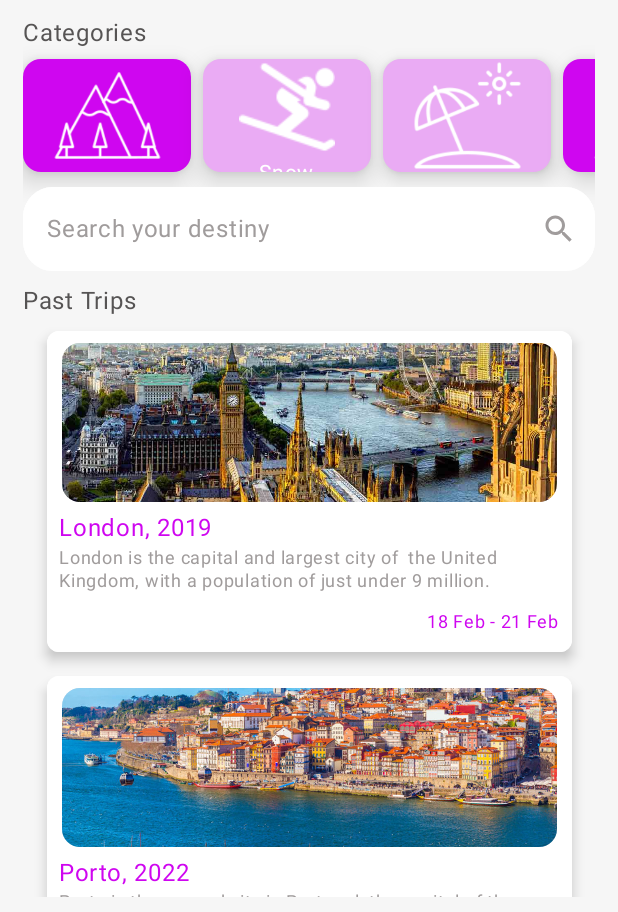
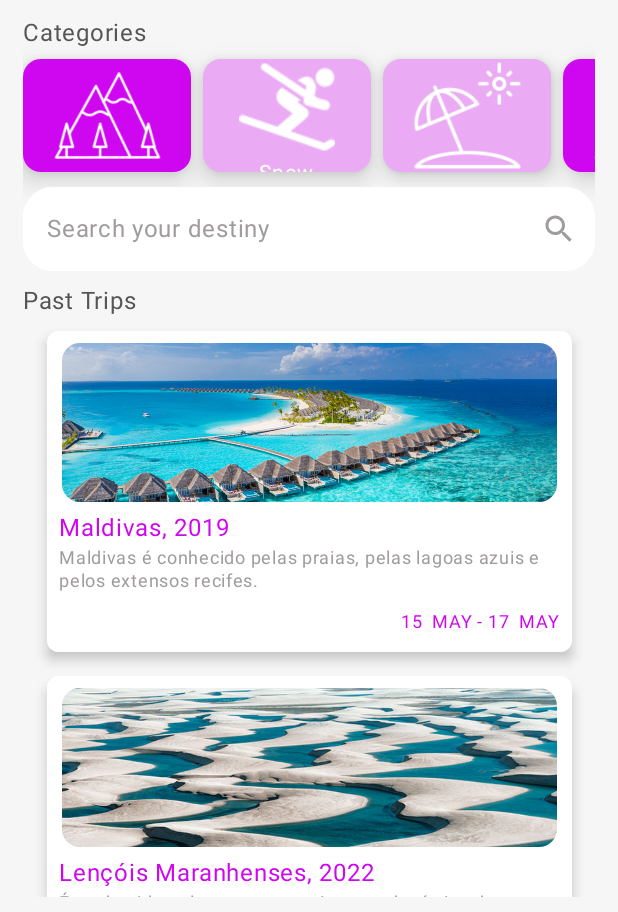
Before and after one commit to M3ND3SZX/myTrip, an Android app built with Jetpack Compose: the HomePage screen opened through its navigation route, on a phone screen of 412 x 824 dp, the part 324-1236 px from its top. Run offline under Robolectric (Android 15) with nearby library versions, the phone set to English and light mode, and no system bars.

Commit message:
projeto atualizado 23/04

```diff
--- /dev/null
+++ b/app/src/main/java/br/senai/sp/jandira/mytrip/Utilitario.kt
@@ -0,0 +1,11 @@
+package br.senai.sp.jandira.mytrip
+
+import java.time.LocalDate
+
+fun simplificarData(dataExtenso: LocalDate): String{
+    val dia = "${dataExtenso.dayOfMonth}"
+
+    val mes = "${dataExtenso.month}".substring(0..2)
+
+    return "$dia  $mes"
+}
--- /dev/null
+++ b/app/src/main/java/br/senai/sp/jandira/mytrip/model/Viagem.kt
@@ -0,0 +1,15 @@
+package br.senai.sp.jandira.mytrip.model
+
+import androidx.compose.ui.graphics.painter.Painter
+import java.time.LocalDate
+
+data class Viagem(
+    var id : Int = 0,
+    var destino : String = "",
+    var  dataChegada : LocalDate = LocalDate.now(),
+    var dataPartida : LocalDate = LocalDate.now(),
+    var descricao : String = "",
+    //o ? permite que o objeto seja nulo.
+    var imagem: Painter? = null
+
+)
--- /dev/null
+++ b/app/src/main/java/br/senai/sp/jandira/mytrip/repository/ViagemRepository.kt
@@ -0,0 +1,70 @@
+package br.senai.sp.jandira.mytrip.repository
+
+import android.content.Context
+import androidx.compose.runtime.Composable
+import androidx.compose.ui.res.painterResource
+import br.senai.sp.jandira.mytrip.R
+import br.senai.sp.jandira.mytrip.model.Viagem
+import java.time.LocalDate
+
+class ViagemRepository {
+    @Composable
+    fun listarTodasAsViagens(context: Context): List<Viagem> {
+
+
+        val viagemLondres = Viagem()
+        viagemLondres.id = 1
+        viagemLondres.destino = "Londres"
+        viagemLondres.descricao =
+            "Londres, capital da Inglaterra e do Reino Unido, é uma cidade do século 21 com uma história que remonta à era romana. "
+        viagemLondres.dataChegada = LocalDate.of(2023, 7, 18)
+        viagemLondres.dataPartida = LocalDate.of(2023, 7, 25)
+        viagemLondres.imagem = painterResource(id = R.drawable.london)
+
+        val viagemParis = Viagem()
+        viagemParis.id = 2
+        viagemParis.destino = "Paris"
+        viagemParis.descricao =
+            "Paris, a capital da França, é uma importante cidade europeia e um centro mundial de arte, moda, gastronomia e cultura.  "
+        viagemParis.dataChegada = LocalDate.of(2023, 7, 26)
+        viagemParis.dataPartida = LocalDate.of(2023, 8, 4)
+        viagemParis.imagem = painterResource(id = R.drawable.paris2)
+
+        val viagemPorto = Viagem()
+        viagemPorto.id = 3
+        viagemPorto.destino = "Porto"
+        viagemPorto.descricao =
+            "Porto é uma cidade costeira no noroeste de Portugal conhecida pelas pontes imponentes e pela produção de vinho do Porto. "
+        viagemPorto.dataChegada = LocalDate.of(2022, 12, 24)
+        viagemPorto.dataPartida = LocalDate.of(2022, 12, 28)
+        viagemPorto.imagem = painterResource(id = R.drawable.porto)
+
+        val viagemMaldivas = Viagem()
+        viagemMaldivas.id = 4
+        viagemMaldivas.destino = "Maldivas"
+        viagemMaldivas.descricao =
+            "Maldivas é conhecido pelas praias, pelas lagoas azuis e pelos extensos recifes.  "
+        viagemMaldivas.dataChegada = LocalDate.of(2019, 5, 15)
+        viagemMaldivas.dataPartida = LocalDate.of(2019, 5, 17)
+        viagemMaldivas.imagem = painterResource(id = R.drawable.maldivas)
+
+        val viagemLencoisMaranhenses = Viagem()
+        viagemLencoisMaranhenses.id = 4
+        viagemLencoisMaranhenses.destino = "Lençóis Maranhenses"
+        viagemLencoisMaranhenses.descricao =
+            "É conhecido pela sua vasta paisagem desértica de grandes dunas de areia branca e pelas lagoas sazonais de água da chuva. "
+        viagemLencoisMaranhenses.dataChegada = LocalDate.of(2022, 5, 15)
+        viagemLencoisMaranhenses.dataPartida = LocalDate.of(2022, 5, 17)
+        viagemLencoisMaranhenses.imagem = painterResource(id = R.drawable.maranhao)
+
+        val viagens = listOf(
+            viagemMaldivas,
+            viagemLencoisMaranhenses,
+            viagemPorto,
+            viagemLondres,
+            viagemParis
+        )
+
+        return viagens
+    }
+}
--- a/app/src/main/java/br/senai/sp/jandira/mytrip/screens/TelaHome.kt
+++ b/app/src/main/java/br/senai/sp/jandira/mytrip/screens/TelaHome.kt
@@ -17,6 +17,7 @@ import androidx.compose.foundation.layout.size
 import androidx.compose.foundation.layout.width
 import androidx.compose.foundation.lazy.LazyColumn
 import androidx.compose.foundation.lazy.LazyRow
+import androidx.compose.foundation.lazy.items
 import androidx.compose.foundation.shape.CircleShape
 import androidx.compose.foundation.shape.RoundedCornerShape
 import androidx.compose.foundation.text.KeyboardOptions
@@ -29,6 +30,7 @@ import androidx.compose.material3.Icon
 import androidx.compose.material3.IconButton
 import androidx.compose.material3.OutlinedTextField
 import androidx.compose.material3.OutlinedTextFieldDefaults
+import androidx.compose.material3.Surface
 import androidx.compose.material3.Text
 import androidx.compose.runtime.Composable
 import androidx.compose.runtime.mutableStateOf
@@ -37,6 +39,7 @@ import androidx.compose.ui.Alignment
 import androidx.compose.ui.Modifier
 import androidx.compose.ui.graphics.Color
 import androidx.compose.ui.layout.ContentScale
+import androidx.compose.ui.platform.LocalContext
 import androidx.compose.ui.res.painterResource
 import androidx.compose.ui.text.font.FontWeight
 import androidx.compose.ui.text.input.KeyboardCapitalization
@@ -44,9 +47,13 @@ import androidx.compose.ui.unit.dp
 import androidx.compose.ui.unit.sp
 import androidx.navigation.NavHostController
 import br.senai.sp.jandira.mytrip.R
+import br.senai.sp.jandira.mytrip.repository.ViagemRepository
+import br.senai.sp.jandira.mytrip.simplificarData
 
 @Composable
 fun HomePage(controleDeNavegacao: NavHostController) {
+
+    val viagens = ViagemRepository().listarTodasAsViagens(LocalContext.current)
 
     var pesquisaState = remember {
         mutableStateOf("")
@@ -266,7 +273,7 @@ fun HomePage(controleDeNavegacao: NavHostController) {
             )
 
             LazyColumn() {
-                items(3) {
+                items(viagens) {
                     Column(
                         modifier = Modifier.fillMaxWidth(),
                         horizontalAlignment = Alignment.CenterHorizontally
@@ -274,7 +281,7 @@ fun HomePage(controleDeNavegacao: NavHostController) {
                     ) {
                         Card(
                             modifier = Modifier
-                                .size(350.dp, 230.dp)
+                                .width(350.dp)
                                 .padding(vertical = 8.dp),
                             colors = CardDefaults.cardColors(Color.White),
                             elevation = CardDefaults.cardElevation(defaultElevation = 5.dp),
@@ -292,11 +299,16 @@ fun HomePage(controleDeNavegacao: NavHostController) {
                                         .height(106.dp)
                                         .width(330.dp)
                                 ) {
-                                    Image(
-                                        painter = painterResource(id = R.drawable.london),
-                                        contentDescription = "",
-                                        contentScale = ContentScale.Crop
-                                    )
+                                    Surface {
+                                        Image(
+                                            painter = if(it.imagem == null) painterResource(id = R.drawable.no_image) else it.imagem!!,
+                                            contentDescription = "",
+                                            contentScale = ContentScale.Crop,
+                                            modifier = Modifier .fillMaxSize()
+
+                                        )
+                                    }
+
                                 }
                                 Spacer(modifier = Modifier.height(5.dp))
                                 Column(
@@ -304,14 +316,14 @@ fun HomePage(controleDeNavegacao: NavHostController) {
                                     horizontalAlignment = Alignment.Start
                                 ) {
                                     Text(
-                                        text = "London, 2019",
+                                        text = "${it.destino}, ${it.dataChegada.year}",
                                         fontSize = 16.sp,
                                         fontWeight = FontWeight(400),
                                         color = Color(0xffCF06F0)
                                     )
 
                                     Text(
-                                        text = "London is the capital and largest city of  the United Kingdom, with a population of just under 9 million.",
+                                        text = it.descricao ,
                                         fontSize = 12.sp,
                                         color = Color(0xffA09C9C),
                                         lineHeight = 15.sp
@@ -324,7 +336,7 @@ fun HomePage(controleDeNavegacao: NavHostController) {
                                     horizontalArrangement = Arrangement.End
                                 ) {
                                     Text(
-                                        text = "18 Feb - 21 Feb",
+                                        text = "${simplificarData(it.dataChegada)} - ${simplificarData(it.dataPartida)}",
                                         color = Color(0xffCF06F0),
                                         fontSize = 12.sp,
                                         fontWeight = FontWeight(400)
@@ -334,67 +346,7 @@ fun HomePage(controleDeNavegacao: NavHostController) {
                             }
                         }
 
-                        Card(
-                            modifier = Modifier
-                                .size(350.dp, 230.dp)
-                                .padding(vertical = 8.dp),
-                            colors = CardDefaults.cardColors(Color.White),
-                            elevation = CardDefaults.cardElevation(defaultElevation = 5.dp),
-                            shape = RoundedCornerShape(8.dp),
-                            border = BorderStroke(1.dp, color = Color.White)
-                        ) {
-                            Column(
-                                modifier = Modifier
-                                    .fillMaxWidth()
-                                    .padding(8.dp),
-                                horizontalAlignment = Alignment.CenterHorizontally
-                            ) {
-                                Card(
-                                    modifier = Modifier
-                                        .height(106.dp)
-                                        .width(330.dp)
-                                ) {
-                                    Image(
-                                        painter = painterResource(id = R.drawable.porto),
-                                        contentDescription = "",
-                                        contentScale = ContentScale.Crop
-                                    )
-                                }
-                                Spacer(modifier = Modifier.height(5.dp))
-                                Column(
-                                    modifier = Modifier.fillMaxWidth(),
-                                    horizontalAlignment = Alignment.Start
-                                ) {
-                                    Text(
-                                        text = "Porto, 2022",
-                                        fontSize = 16.sp,
-                                        fontWeight = FontWeight(400),
-                                        color = Color(0xffCF06F0)
-                                    )
 
-                                    Text(
-                                        text = "Porto is the second city in Portugal, the capital of the Oporto District, and one of the Iberian Peninsula's major urban areas.",
-                                        fontSize = 12.sp,
-                                        color = Color(0xffA09C9C),
-                                        lineHeight = 10.sp
-                                    )
-
-                                }
-                                Spacer(modifier = Modifier.height(8.dp))
-                                Row(
-                                    modifier = Modifier.fillMaxWidth(),
-                                    horizontalArrangement = Arrangement.End
-                                ) {
-                                    Text(
-                                        text = "20 Dec - 26 Dec",
-                                        color = Color(0xffCF06F0),
-                                        fontSize = 12.sp,
-                                        fontWeight = FontWeight(400)
-                                    )
-                                }
-
-                            }
-                        }
                     }
 
 
```
Also changed, not shown: app/src/main/res/drawable/maldivas.jpeg (added), app/src/main/res/drawable/maranhao.jpeg (added), app/src/main/res/drawable/no_image.png (added), app/src/main/res/drawable/paris2.webp (added).
